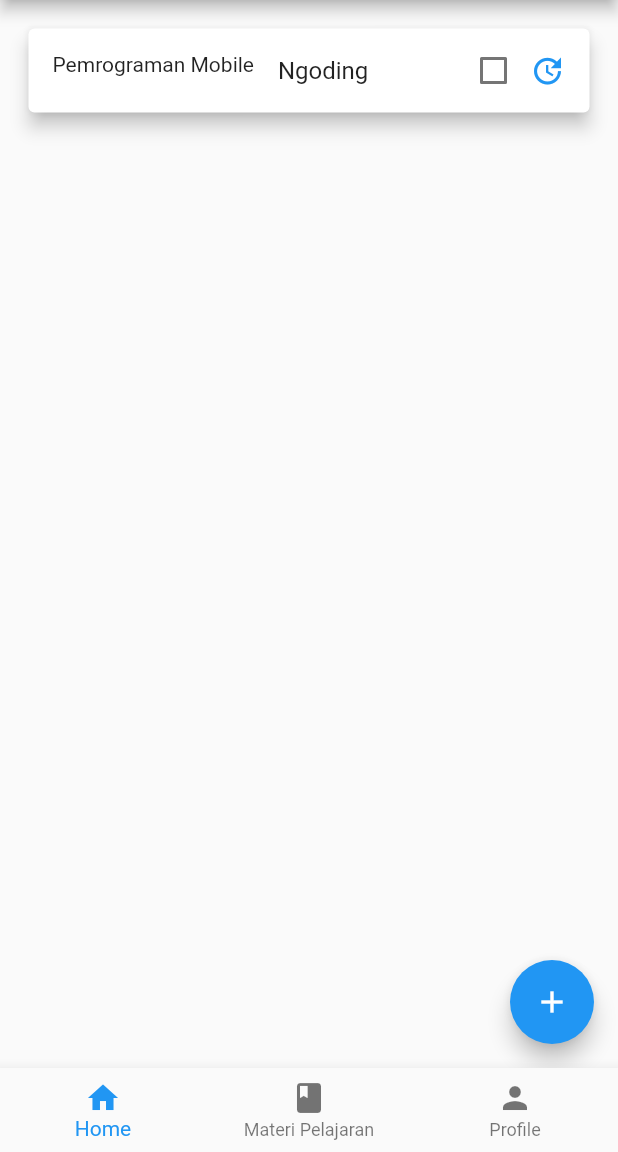
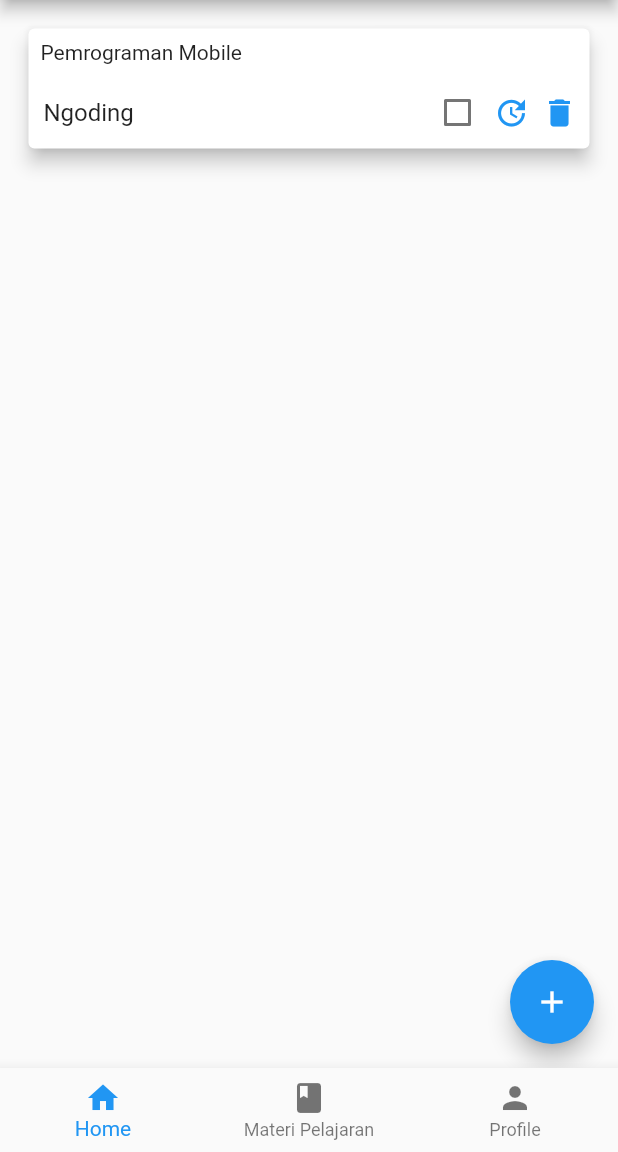
Before and after one commit to IrvanWijayaSardam/PencatatanTugas, a Flutter app: the screen it shows after launch, on a phone screen of 412 x 824 dp, the part 84-1236 px from its top. Run offline on Flutter 3.47's test engine with Material 2 defaults, Android fonts, the phone set to English and light mode, and no system bars.

Commit message:
CRUD Tugas Harian

```diff
--- a/lib/widgets/list_tugas.dart
+++ b/lib/widgets/list_tugas.dart
@@ -3,10 +3,12 @@ import '../models/tugas.dart';
 
 class ListTugas extends StatelessWidget {
   final List<Tugas> listTugas;
+  final Function deleteTugas;
+  final Function updateStatus;
   final Function updateTugas;
-  final Function updateStatus;
 
-  const ListTugas(this.listTugas, this.updateTugas,this.updateStatus);
+  const ListTugas(
+      this.listTugas, this.deleteTugas, this.updateStatus, this.updateTugas);
 
   @override
   Widget build(BuildContext context) {
@@ -33,15 +35,31 @@ class ListTugas extends StatelessWidget {
                 final bool isChecked = listTugas[index].status == 'true';
                 return Card(
                   elevation: 5,
-                  child: ListTile(
-                    leading: Text('${listTugas[index].matakuliah}'),
-                    title: Text(
+                  child: Column(
+                    children: [
+                      Row(
+                        children: [
+                          Expanded(
+                            child: Padding(
+                              padding: const EdgeInsets.all(8.0),
+                              child: Text('${listTugas[index].matakuliah}'),
+                            ),
+                          ),
+                        ],
+                      ),
+                      Row(
+                        mainAxisSize: MainAxisSize.min,
+                        children: [
+                          Expanded(
+                            flex: 2,
+                            child: Padding(
+                              padding: const EdgeInsets.all(10.0),
+                              child: Text(
                                 listTugas[index].deskripsi,
                                 style: Theme.of(context).textTheme.subtitle1,
                               ),
-                    trailing: Row(
-                      mainAxisSize: MainAxisSize.min,
-                      children: [
+                            ),
+                          ),
                           Checkbox(
                             value: isChecked,
                             onChanged: (value) =>
@@ -49,15 +67,28 @@ class ListTugas extends StatelessWidget {
                           ),
                           GestureDetector(
                             onTap: () {
-                            updateTugas(listTugas[index]).id;
+                              updateTugas(listTugas[index].id);
                             },
                             child: Icon(
                               Icons.update,
                               color: Theme.of(context).accentColor,
                             ),
                           ),
+                          GestureDetector(
+                            onTap: () {
+                              deleteTugas(listTugas[index].id);
+                            },
+                            child: Padding(
+                              padding: const EdgeInsets.all(8.0),
+                              child: Icon(
+                                Icons.delete,
+                                color: Theme.of(context).accentColor,
+                              ),
+                            ),
+                          ),
                         ],
                       ),
+                    ],
                   ),
                 );
               },
```
Also changed, not shown: lib/screen/matapelajaran.dart (added, +40 -0 lines), lib/screen/tugasharian.dart (+102 -7 lines), lib/widgets/list_pelajaran.dart (added, +11 -0 lines). Lines whose indentation alone changed are shown as unchanged.
